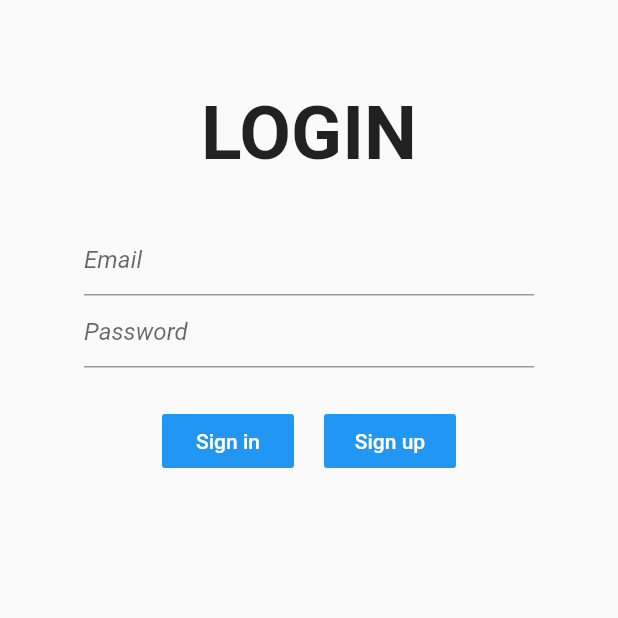
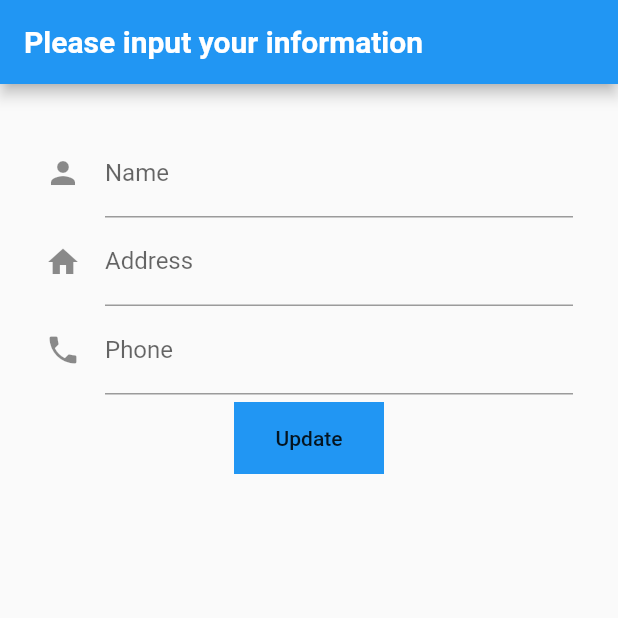
Before and after one commit to hungaryzenki/flutter_hospital_app, a Flutter app: the screen it shows after launch, on a phone screen of 412 x 824 dp, the top half of it. Run offline on Flutter 3.47's test engine with Material 2 defaults, Android fonts, the phone set to English and light mode, and no system bars; our stand-ins replace cloud_firestore, firebase_auth; accounts and stored records are empty.

Commit message:
update structures and codes

```diff
--- /dev/null
+++ b/lib/datasets/hospital_info.dart
@@ -0,0 +1,4 @@
+class Hospital{
+  final String id, name, address, phone;
+  Hospital({this.id, this.name, this.address, this.phone});
+}
--- a/lib/datasets/user.dart
+++ /dev/null
@@ -1,4 +0,0 @@
-class User{
-  final String uid, email, name, phone;
-  User({this.uid, this.email, this.name, this.phone});
-}
--- /dev/null
+++ b/lib/datasets/user_info.dart
@@ -0,0 +1,4 @@
+class User{
+  final String uid, email, name, phone, address;
+  User({this.uid, this.email, this.name, this.phone, this.address});
+}
--- a/lib/main.dart
+++ b/lib/main.dart
@@ -1,17 +1,20 @@
+import 'package:firebase_auth/firebase_auth.dart';
 import 'package:flutter/material.dart';
 import 'package:hospital_app/screens/Home.dart';
 import 'package:hospital_app/screens/LoadingPage.dart';
 import 'package:hospital_app/screens/SignIn.dart';
+import 'package:hospital_app/screens/user_Info_Form.dart';
 
 import 'screens/SignUp.dart';
 
 void main() => runApp(MaterialApp(
-    initialRoute: 'SignIn',
+    initialRoute: 'UserInfoForm',
     routes: {
       'Loading': (context) => Loading(),
       'SignIn': (context) => SignIn(),
       'SignUp': (context) => SignUp(),
       'Home': (context) => Home(),
+      'UserInfoForm': (context) => UserInfoForm()
     }
   )
 );
--- a/lib/screens/Home.dart
+++ b/lib/screens/Home.dart
@@ -4,11 +4,6 @@ import 'package:firebase_auth/firebase_auth.dart';
 
 
 import '../auth.dart';
-
-void main() =>  runApp(MaterialApp(
-    home: Home(),
-  )
-);
 
 class Home extends StatefulWidget {
 
--- a/lib/screens/SignIn.dart
+++ b/lib/screens/SignIn.dart
@@ -2,11 +2,6 @@ import 'package:flutter/material.dart';
 import 'package:flutter/services.dart';
 import 'dart:async';
 import 'package:hospital_app/auth.dart';
-
-void main() =>  runApp(MaterialApp(
-    home: SignIn(),
-  )
-);
 
 class SignIn extends StatefulWidget {
   @override
--- /dev/null
+++ b/lib/screens/user_Info_Form.dart
@@ -0,0 +1,100 @@
+import 'package:flutter/material.dart';
+import 'package:flutter/services.dart';
+
+class UserInfoForm extends StatefulWidget {
+  @override
+  _UserInfoFormState createState() => _UserInfoFormState();
+}
+
+class _UserInfoFormState extends State<UserInfoForm> {
+  @override
+  Widget build(BuildContext context) {
+
+    TextEditingController _nameController, _phoneController, _addressController;
+    final GlobalKey<FormState> _formkey = GlobalKey<FormState>();
+    FormState state;
+
+    void validateAndSave() {
+      final FormState form = _formkey.currentState;
+      if (form.validate()) {
+        print('Form is valid');
+      } else {
+        print('Form is invalid');
+      }
+    }
+
+
+    return Scaffold(
+      appBar: AppBar(
+        title: Text('Please input your information', style: TextStyle(fontWeight: FontWeight.bold))
+      ),
+      body: Container(
+
+        padding: EdgeInsets.symmetric(vertical: 30.0, horizontal: 30.0),
+        child: Form(
+          key: _formkey,
+          child: Column(
+            children: <Widget>[
+              TextFormField(
+                inputFormatters: [WhitelistingTextInputFormatter(RegExp("[a-zA-Z]")),],
+
+                controller: _nameController,
+                decoration: InputDecoration(
+                  icon: Icon(Icons.person),
+                  hintText: 'What do people call you?',
+                  labelText: 'Name'
+                  ),
+                validator: (value){
+                  if (value.isEmpty) {
+                    return 'Enter your name';
+                  }
+                  else if(value.contains(RegExp(r'[a-zA-Z]'))) return 'Invalid name!';
+                  return null;
+                },
+                /*onSaved: (String value) {
+                  // This optional block of code can be used to run
+                  // code when the user saves the form.
+                },*/
+              ),
+              TextFormField(
+                controller: _addressController,
+                decoration: InputDecoration(
+                  icon: Icon(Icons.home),
+                  hintText: 'Where do you live?',
+                  labelText: 'Address'
+                ),
+              ),
+              TextFormField(
+                controller: _phoneController,
+                decoration: InputDecoration(
+                  icon: Icon(Icons.phone),
+                  hintText: 'What is your phone number?',
+                  labelText: 'Phone'
+                ),
+                keyboardType: TextInputType.number,
+                validator: (String value){
+                  //value.contains(new RegExp(r'[A-Z]')) ? null ;
+                  return null;
+                },
+              ),
+              Container(
+                margin: EdgeInsets.only(top: 5.0),
+                width: 100.0,
+                color: Colors.blue,
+                alignment: Alignment.center,
+                child: FlatButton(
+                  child: Text('Update'),
+                  onPressed: (){
+                    print('updated');
+                    state = _formkey.currentState;
+                    state.validate()/* ? print('valid') : print('invalid')*/;
+                  },
+                ),
+              )
+            ],
+          ),
+        ),
+      ),
+    );
+  }
+}
```
Also changed, not shown: lib/database/database.dart (added, +9 -0 lines), lib/screens/SignUp.dart (+0 -8 lines).
